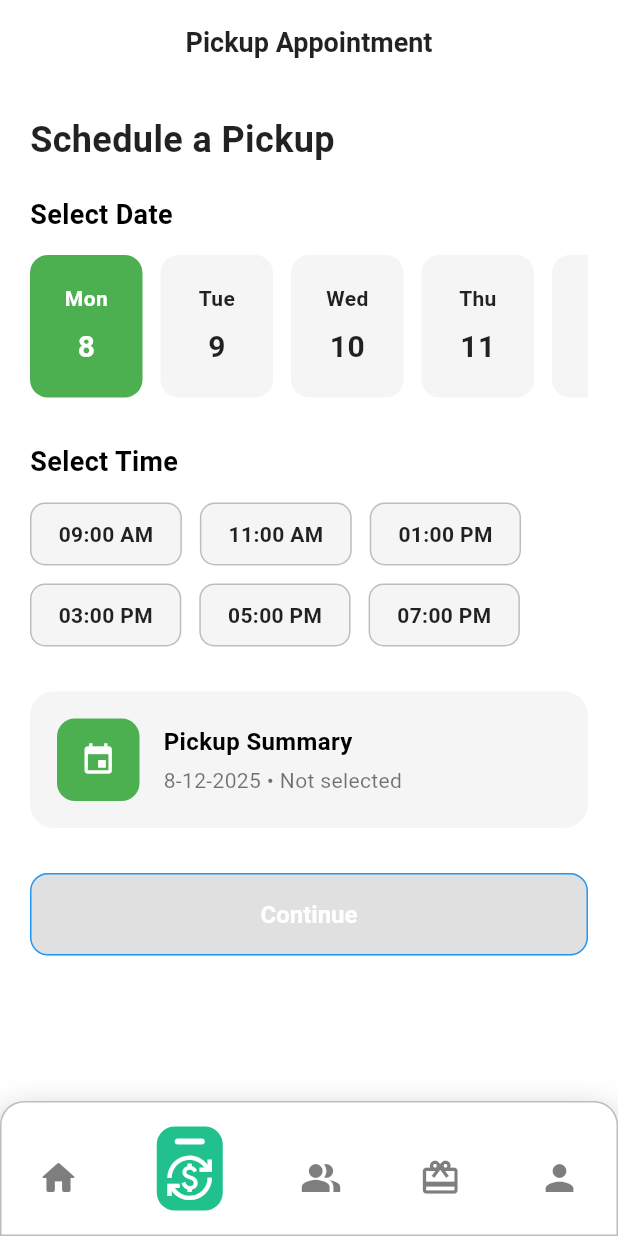
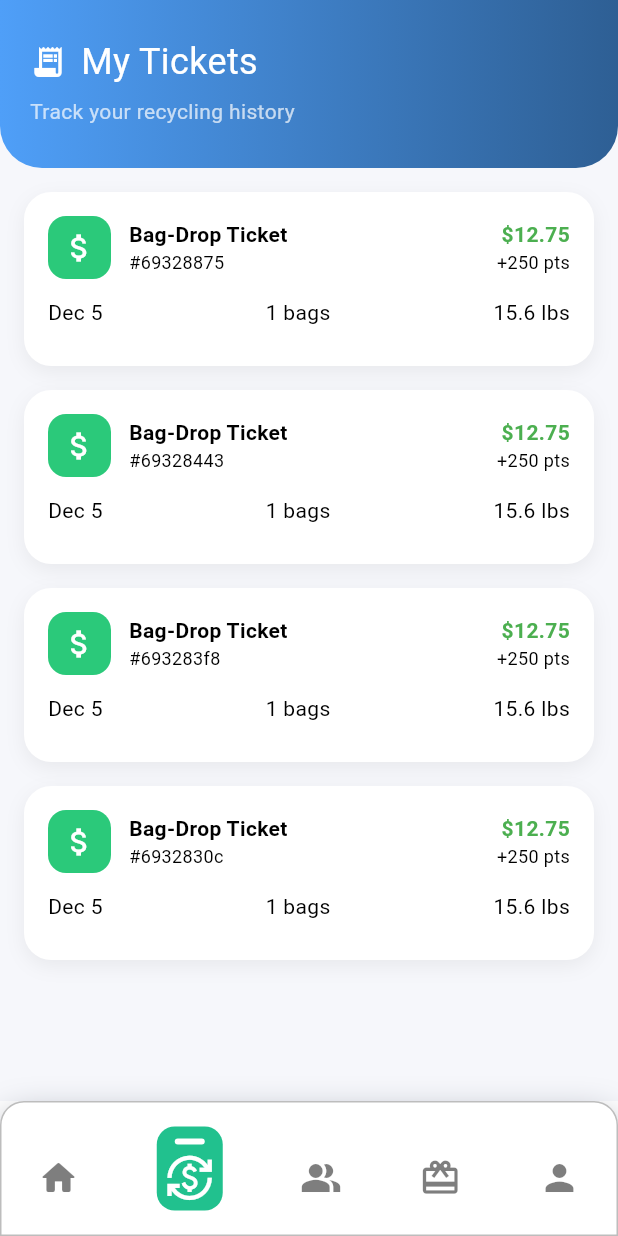
Before and after one commit to renzmar06/CycleIQ_SAAS_Mobile, a Flutter app: the EntryPoint screen opened by its route, item 2 of the bottom bar chosen, on a phone screen of 412 x 824 dp. Run offline on Flutter 3.47's test engine with Material 3 defaults, Android fonts, the phone set to English and light mode, and no system bars; drawn by our look-alikes of overlay_support; our stand-ins replace bloc, connectivity_plus, dartz, dio, equatable, firebase_core and 16 more; missing offline and left inert: mobile_scanner, translator; accounts and stored records are empty; Roboto replaces fonts that are missing (Satoshi).

Commit message:
ticket and others

```diff
--- a/lib/core/di/domain_container.dart
+++ b/lib/core/di/domain_container.dart
@@ -6,6 +6,7 @@ import 'package:cycleiq_saas_mobile/core/network/network_call/domain/repository/
 import 'package:cycleiq_saas_mobile/core/network/network_call/domain/repository/notification_repository.dart';
 import 'package:cycleiq_saas_mobile/core/network/network_call/domain/repository/product_repository.dart';
 import 'package:cycleiq_saas_mobile/core/network/network_call/domain/repository/profile_repository.dart';
+import 'package:cycleiq_saas_mobile/core/network/network_call/domain/repository/tickets_repository.dart';
 import 'package:cycleiq_saas_mobile/core/network/network_call/domain/repository_impl/auth_repository_impl.dart';
 import 'package:cycleiq_saas_mobile/core/network/network_call/domain/repository_impl/bag_details_repository_impl.dart';
 import 'package:cycleiq_saas_mobile/core/network/network_call/domain/repository_impl/bag_drop_limit_repository_impl.dart';
@@ -13,6 +14,7 @@ import 'package:cycleiq_saas_mobile/core/network/network_call/domain/repository_
 import 'package:cycleiq_saas_mobile/core/network/network_call/domain/repository_impl/notification_repository_impl.dart';
 import 'package:cycleiq_saas_mobile/core/network/network_call/domain/repository_impl/product_repository_impl.dart';
 import 'package:cycleiq_saas_mobile/core/network/network_call/domain/repository_impl/profile_repository_impl.dart';
+import 'package:cycleiq_saas_mobile/core/network/network_call/domain/repository_impl/tickets_repository_impl.dart';
 
 Future<void> initDomainDI() async {
   serviceLocator.registerLazySingleton<ProductRepository>(
@@ -71,4 +73,7 @@ Future<void> initDomainDI() async {
       pref: serviceLocator(),
     ),
   );
+  serviceLocator.registerLazySingleton<TicketsRepository>(
+    () => TicketsRepositoryImpl(remoteDataSource: serviceLocator()),
+  );
 }
--- a/lib/core/di/presentation_container.dart
+++ b/lib/core/di/presentation_container.dart
@@ -7,6 +7,7 @@ import 'package:cycleiq_saas_mobile/src/login/bloc/login_bloc.dart';
 import 'package:cycleiq_saas_mobile/src/notification/bloc/notification_bloc.dart';
 import 'package:cycleiq_saas_mobile/src/profile/bloc/profile_bloc.dart';
 import 'package:cycleiq_saas_mobile/src/register/bloc/register_bloc.dart';
+import 'package:cycleiq_saas_mobile/src/tickets/bloc/tickets_bloc.dart';
 
 Future<void> initPresentationDI() async {
   // serviceLocator.registerFactory<ProductCubit>(
@@ -36,4 +37,7 @@ Future<void> initPresentationDI() async {
   serviceLocator.registerFactory<BagDetailsBloc>(
     () => BagDetailsBloc(repository: serviceLocator()),
   );
+  serviceLocator.registerFactory<TicketsBloc>(
+    () => TicketsBloc(repository: serviceLocator()),
+  );
 }
--- a/lib/core/di/remote_container.dart
+++ b/lib/core/di/remote_container.dart
@@ -6,6 +6,7 @@ import 'package:cycleiq_saas_mobile/core/network/network_call/data/data_source/d
 import 'package:cycleiq_saas_mobile/core/network/network_call/data/data_source/notification_remote_data_source.dart';
 import 'package:cycleiq_saas_mobile/core/network/network_call/data/data_source/product_remote_data_source.dart';
 import 'package:cycleiq_saas_mobile/core/network/network_call/data/data_source/profile_remote_data_source.dart';
+import 'package:cycleiq_saas_mobile/core/network/network_call/data/data_source/tickets_remote_data_source.dart';
 import 'package:cycleiq_saas_mobile/core/network/network_call/data/data_source_impl/auth_remote_data_source_impl.dart';
 import 'package:cycleiq_saas_mobile/core/network/network_call/data/data_source_impl/bag_details_remote_data_source_impl.dart';
 import 'package:cycleiq_saas_mobile/core/network/network_call/data/data_source_impl/bag_drop_local_data_source_impl.dart';
@@ -13,6 +14,7 @@ import 'package:cycleiq_saas_mobile/core/network/network_call/data/data_source_i
 import 'package:cycleiq_saas_mobile/core/network/network_call/data/data_source_impl/notification_remote_data_source_impl.dart';
 import 'package:cycleiq_saas_mobile/core/network/network_call/data/data_source_impl/product_remote_data_source_impl.dart';
 import 'package:cycleiq_saas_mobile/core/network/network_call/data/data_source_impl/profile_remote_data_source_impl.dart';
+import 'package:cycleiq_saas_mobile/core/network/network_call/data/data_source_impl/tickets_remote_data_source_impl.dart';
 
 Future<void> initRemoteDI() async {
   serviceLocator.registerLazySingleton<ProductRemoteDataSource>(
@@ -36,4 +38,7 @@ Future<void> initRemoteDI() async {
   serviceLocator.registerLazySingleton<BagDetailsRemoteDataSource>(
     () => BagDetailsRemoteDataSourceImpl(networkClient: serviceLocator()),
   );
+  serviceLocator.registerLazySingleton<TicketsRemoteDataSource>(
+    () => TicketsRemoteDataSourceImpl(networkClient: serviceLocator()),
+  );
 }
--- a/lib/core/network/network_call/api_config.dart
+++ b/lib/core/network/network_call/api_config.dart
@@ -2,10 +2,10 @@
 import 'dart:ui';
 import 'package:translator/translator.dart';
 
-APIEnvironment environment = APIEnvironment.development;
+APIEnvironment environment = APIEnvironment.production;
 
 class ApiConfig {
-  static APIEnvironment environment = APIEnvironment.development;
+  static APIEnvironment environment = APIEnvironment.production;
 
   static String get domain {
     return environment.domain;
@@ -32,6 +32,9 @@ class ApiConfig {
   String uploadImage = "/api/upload";
 
   String get logout => '';
+
+  // tickets
+  String get getTickets => '/api/tickets';
 
   //Qr
   String get getQR => '';
--- /dev/null
+++ b/lib/core/network/network_call/data/data_source/tickets_remote_data_source.dart
@@ -0,0 +1,5 @@
+import 'package:cycleiq_saas_mobile/src/tickets/model/ticket_model.dart';
+
+abstract class TicketsRemoteDataSource {
+  Future<List<TicketModel>> getTickets();
+}
--- /dev/null
+++ b/lib/core/network/network_call/data/data_source_impl/tickets_remote_data_source_impl.dart
@@ -0,0 +1,19 @@
+import 'package:cycleiq_saas_mobile/core/network/network_call/api_config.dart';
+import 'package:cycleiq_saas_mobile/core/network/network_call/data/data_source/tickets_remote_data_source.dart';
+import 'package:cycleiq_saas_mobile/core/network/network_call/network_client.dart';
+import 'package:cycleiq_saas_mobile/src/tickets/model/ticket_model.dart';
+
+class TicketsRemoteDataSourceImpl implements TicketsRemoteDataSource {
+  final NetworkClient networkClient;
+
+  TicketsRemoteDataSourceImpl({required this.networkClient});
+
+  @override
+  Future<List<TicketModel>> getTickets() async {
+    final response = await networkClient.invoke(
+      ApiConfig().getTickets, // your ApiConfig should expose this endpoint
+      RequestType.get,
+    );
+    return response.data;
+  }
+}
--- /dev/null
+++ b/lib/core/network/network_call/domain/repository/tickets_repository.dart
@@ -0,0 +1,5 @@
+import 'package:cycleiq_saas_mobile/src/tickets/model/ticket_model.dart';
+
+abstract class TicketsRepository {
+  Future<List<TicketModel>> fetchTickets();
+}
--- a/lib/core/network/network_call/domain/repository_impl/profile_repository_impl.dart
+++ b/lib/core/network/network_call/domain/repository_impl/profile_repository_impl.dart
@@ -1,3 +1,5 @@
+import 'dart:developer';
+
 import 'package:cycleiq_saas_mobile/core/error/exception.dart';
 import 'package:cycleiq_saas_mobile/core/network/network_call/data/data_source/profile_remote_data_source.dart';
 import 'package:cycleiq_saas_mobile/core/network/network_call/network_info.dart';
@@ -24,6 +26,7 @@ class ProfileRepositoryImpl extends ProfileRepository {
     if (await networkInfo.checkIsConnected()) {
       try {
         final response = await remoteDataSource.fetchProfile();
+        log("jbjfhsbhfbshb$response");
 
         if (response["success"] == false) {
           return Left(
--- /dev/null
+++ b/lib/core/network/network_call/domain/repository_impl/tickets_repository_impl.dart
@@ -0,0 +1,14 @@
+import 'package:cycleiq_saas_mobile/core/network/network_call/data/data_source/tickets_remote_data_source.dart';
+import 'package:cycleiq_saas_mobile/core/network/network_call/domain/repository/tickets_repository.dart';
+import 'package:cycleiq_saas_mobile/src/tickets/model/ticket_model.dart';
+
+class TicketsRepositoryImpl implements TicketsRepository {
+  final TicketsRemoteDataSource remoteDataSource;
+
+  TicketsRepositoryImpl({required this.remoteDataSource});
+
+  @override
+  Future<List<TicketModel>> fetchTickets() {
+    return remoteDataSource.getTickets();
+  }
+}
--- a/lib/main.dart
+++ b/lib/main.dart
@@ -8,9 +8,11 @@ import 'package:cycleiq_saas_mobile/core/utils/constants/colors.dart';
 import 'package:cycleiq_saas_mobile/core/utils/notifcations/localNotification.dart';
 import 'package:cycleiq_saas_mobile/core/utils/size_config.dart';
 import 'package:cycleiq_saas_mobile/core/utils/theme/theme.dart';
+import 'package:cycleiq_saas_mobile/src/tickets/bloc/tickets_bloc.dart';
 // import 'package:firebase_messaging/firebase_messaging.dart';
 import 'package:flutter/material.dart';
 import 'package:flutter/services.dart';
+import 'package:flutter_bloc/flutter_bloc.dart';
 import 'package:flutter_easyloading/flutter_easyloading.dart';
 import 'package:overlay_support/overlay_support.dart';
 import 'package:permission_handler/permission_handler.dart';
@@ -57,17 +59,17 @@ Future<void> main() async {
 
   runApp(
     OverlaySupport.global(
-      // child: MultiBlocProvider(
-      // providers: [
-      //   BlocProvider(
-      //     create: (_) => LoginBloc(authRepository: serviceLocator()),
-      //   ),
-      //   BlocProvider(
-      //     create: (_) => RegisterBloc(authRepository: serviceLocator()),
-      //   ),
-      // ],
-      child: const MyApp(),
-      // ),
+      child: MultiBlocProvider(
+        providers: [
+          BlocProvider(
+            create: (_) => TicketsBloc(repository: serviceLocator()),
+          ),
+          // BlocProvider(
+          //   create: (_) => RegisterBloc(authRepository: serviceLocator()),
+          // ),
+        ],
+        child: const MyApp(),
+      ),
     ),
   );
 }
--- a/lib/src/entryPoint/entry_point.dart
+++ b/lib/src/entryPoint/entry_point.dart
@@ -144,11 +144,11 @@
 //   }
 // }
 
-import 'package:cycleiq_saas_mobile/src/appointment/screen/appointment_screen.dart';
 import 'package:cycleiq_saas_mobile/src/community/screen/community_page.dart';
 import 'package:cycleiq_saas_mobile/src/home/screen/home.dart';
 import 'package:cycleiq_saas_mobile/src/rewards/screen/rewards_screen.dart';
 import 'package:cycleiq_saas_mobile/src/settings/screen/settings_screen.dart';
+import 'package:cycleiq_saas_mobile/src/tickets/screen/my_tickets_screen.dart';
 import 'package:flutter/material.dart';
 import 'package:cycleiq_saas_mobile/src/entryPoint/menu.dart';
 import 'package:cycleiq_saas_mobile/src/entryPoint/btm_nav_item.dart';
@@ -167,7 +167,7 @@ class _EntryPointState extends State<EntryPoint>
 
   final List<Widget> _pages = [
     HomeScreen(),
-    AppointmentScreen(),
+    MyTicketsScreen(),
     CommunityPage(),
     RewardsScreen(),
     SettingsScreen(),
--- a/lib/src/settings/screen/settings_screen.dart
+++ b/lib/src/settings/screen/settings_screen.dart
@@ -30,7 +30,7 @@ class SettingsScreen extends StatelessWidget {
                   SettingsItem(
                     icon: Icons.person_outline,
                     title: "Edit Profile",
-                    onTap: () => AppNav.push(context, "/edit-profile"),
+                    onTap: () => AppNav.push(context, "/profile"),
                   ),
                   SettingsItem(
                     icon: Icons.group_add_outlined,
--- /dev/null
+++ b/lib/src/tickets/bloc/tickets_bloc.dart
@@ -0,0 +1,37 @@
+import 'package:cycleiq_saas_mobile/core/network/network_call/domain/repository/tickets_repository.dart';
+import 'package:flutter_bloc/flutter_bloc.dart';
+import 'tickets_event.dart';
+import 'tickets_state.dart';
+
+class TicketsBloc extends Bloc<TicketsEvent, TicketsState> {
+  final TicketsRepository repository;
+
+  TicketsBloc({required this.repository}) : super(const TicketsState()) {
+    on<LoadTicketsEvent>(_loadTickets);
+    on<RefreshTicketsEvent>(_refreshTickets);
+  }
+
+  Future<void> _loadTickets(
+    LoadTicketsEvent event,
+    Emitter<TicketsState> emit,
+  ) async {
+    emit(state.copyWith(status: TicketsStatus.loading));
+
+    try {
+      final tickets = await repository.fetchTickets();
+      emit(state.copyWith(status: TicketsStatus.success, tickets: tickets));
+    } catch (e) {
+      emit(state.copyWith(status: TicketsStatus.failure, error: e.toString()));
+    }
+  }
+
+  Future<void> _refreshTickets(
+    RefreshTicketsEvent event,
+    Emitter<TicketsState> emit,
+  ) async {
+    try {
+      final tickets = await repository.fetchTickets();
+      emit(state.copyWith(status: TicketsStatus.success, tickets: tickets));
+    } catch (e) {}
+  }
+}
--- /dev/null
+++ b/lib/src/tickets/bloc/tickets_event.dart
@@ -0,0 +1,10 @@
+import 'package:equatable/equatable.dart';
+
+abstract class TicketsEvent extends Equatable {
+  @override
+  List<Object?> get props => [];
+}
+
+class LoadTicketsEvent extends TicketsEvent {}
+
+class RefreshTicketsEvent extends TicketsEvent {}
--- /dev/null
+++ b/lib/src/tickets/bloc/tickets_state.dart
@@ -0,0 +1,31 @@
+import 'package:equatable/equatable.dart';
+import '../model/ticket_model.dart';
+
+enum TicketsStatus { initial, loading, success, failure }
+
+class TicketsState extends Equatable {
+  final TicketsStatus status;
+  final List<TicketModel> tickets;
+  final String? error;
+
+  const TicketsState({
+    this.status = TicketsStatus.initial,
+    this.tickets = const [],
+    this.error,
+  });
+
+  TicketsState copyWith({
+    TicketsStatus? status,
+    List<TicketModel>? tickets,
+    String? error,
+  }) {
+    return TicketsState(
+      status: status ?? this.status,
+      tickets: tickets ?? this.tickets,
+      error: error,
+    );
+  }
+
+  @override
+  List<Object?> get props => [status, tickets, error];
+}
--- /dev/null
+++ b/lib/src/tickets/model/ticket_model.dart
@@ -0,0 +1,31 @@
+class TicketModel {
+  final String id;
+  final String date;
+  final int bagCount;
+  final double weight;
+  final double amount;
+  final int points;
+  final List<String> bonuses;
+
+  TicketModel({
+    required this.id,
+    required this.date,
+    required this.bagCount,
+    required this.weight,
+    required this.amount,
+    required this.points,
+    required this.bonuses,
+  });
+
+  factory TicketModel.fromJson(Map<String, dynamic> json) {
+    return TicketModel(
+      id: json['_id'],
+      date: json['date'],
+      bagCount: json['bagCount'],
+      weight: (json['weight'] as num).toDouble(),
+      amount: (json['amount'] as num).toDouble(),
+      points: json['points'],
+      bonuses: List<String>.from(json['bonuses']),
+    );
+  }
+}
--- /dev/null
+++ b/lib/src/tickets/screen/my_tickets_screen.dart
@@ -0,0 +1,138 @@
+import 'package:cycleiq_saas_mobile/src/tickets/model/ticket_model.dart';
+import 'package:cycleiq_saas_mobile/src/tickets/widget/ticket_card.dart';
+import 'package:flutter/material.dart';
+import 'package:flutter_bloc/flutter_bloc.dart';
+
+import '../bloc/tickets_bloc.dart';
+import '../bloc/tickets_event.dart';
+import '../bloc/tickets_state.dart';
+
+class MyTicketsScreen extends StatelessWidget {
+  const MyTicketsScreen({super.key});
+
+  @override
+  Widget build(BuildContext context) {
+    return const _MyTicketsView();
+  }
+}
+
+class _MyTicketsView extends StatelessWidget {
+  const _MyTicketsView();
+  static List<TicketModel> tickets = [
+    TicketModel(
+      id: "69328875",
+      date: "Dec 5",
+      bagCount: 1,
+      weight: 15.6,
+      amount: 12.75,
+      points: 250,
+      bonuses: [],
+    ),
+    TicketModel(
+      id: "69328443",
+      date: "Dec 5",
+      bagCount: 1,
+      weight: 15.6,
+      amount: 12.75,
+      points: 250,
+      bonuses: [],
+    ),
+    TicketModel(
+      id: "693283f8",
+      date: "Dec 5",
+      bagCount: 1,
+      weight: 15.6,
+      amount: 12.75,
+      points: 250,
+      bonuses: [],
+    ),
+    TicketModel(
+      id: "6932830c",
+      date: "Dec 5",
+      bagCount: 1,
+      weight: 15.6,
+      amount: 12.75,
+      points: 250,
+      bonuses: [],
+    ),
+  ];
+
+  @override
+  Widget build(BuildContext context) {
+    return Scaffold(
+      backgroundColor: const Color(0xFFF6F7FB),
+      body: SafeArea(
+        child: Column(
+          children: [
+            _buildHeader(),
+            Expanded(
+              child: BlocBuilder<TicketsBloc, TicketsState>(
+                builder: (context, state) {
+                  // if (state.status == TicketsStatus.loading) {
+                  //   return const Center(child: CircularProgressIndicator());
+                  // }
+
+                  // if (state.status == TicketsStatus.failure) {
+                  //   return Center(child: Text(state.error ?? "Error"));
+                  // }
+
+                  // if (state.tickets.isEmpty) {
+                  //   return const Center(child: Text("No tickets found"));
+                  // }
+
+                  return RefreshIndicator(
+                    onRefresh: () async {
+                      context.read<TicketsBloc>().add(RefreshTicketsEvent());
+                    },
+                    child: ListView.builder(
+                      padding: const EdgeInsets.all(16),
+                      itemCount: tickets.length,
+                      // itemCount: state.tickets.length,
+                      itemBuilder: (context, index) {
+                        return TicketCard(ticket: tickets[index]);
+                        // return TicketCard(ticket: state.tickets[index]);
+                      },
+                    ),
+                  );
+                },
+              ),
+            ),
+          ],
+        ),
+      ),
+    );
+  }
+
+  Widget _buildHeader() {
+    return Container(
+      width: double.infinity,
+      padding: const EdgeInsets.fromLTRB(20, 24, 20, 28),
+      decoration: const BoxDecoration(
+        gradient: LinearGradient(
+          colors: [Color(0xFF4F9FF8), Color(0xFF2E5F94)],
+        ),
+        borderRadius: BorderRadius.vertical(bottom: Radius.circular(28)),
+      ),
+      child: const Column(
+        crossAxisAlignment: CrossAxisAlignment.start,
+        children: [
+          Row(
+            children: [
+              Icon(Icons.receipt_long, color: Colors.white),
+              SizedBox(width: 10),
+              Text(
+                "My Tickets",
+                style: TextStyle(color: Colors.white, fontSize: 24),
+              ),
+            ],
+          ),
+          SizedBox(height: 6),
+          Text(
+            "Track your recycling history",
+            style: TextStyle(color: Colors.white70),
+          ),
+        ],
+      ),
+    );
+  }
+}
--- /dev/null
+++ b/lib/src/tickets/widget/ticket_card.dart
@@ -0,0 +1,87 @@
+import 'package:cycleiq_saas_mobile/src/tickets/model/ticket_model.dart';
+import 'package:flutter/material.dart';
+
+class TicketCard extends StatelessWidget {
+  final TicketModel ticket;
+
+  const TicketCard({super.key, required this.ticket});
+
+  @override
+  Widget build(BuildContext context) {
+    return Container(
+      margin: const EdgeInsets.only(bottom: 16),
+      padding: const EdgeInsets.all(16),
+      decoration: BoxDecoration(
+        color: Colors.white,
+        borderRadius: BorderRadius.circular(18),
+        boxShadow: [
+          BoxShadow(
+            color: Colors.black.withOpacity(0.06),
+            blurRadius: 10,
+            offset: const Offset(0, 4),
+          ),
+        ],
+      ),
+      child: Column(
+        children: [
+          Row(
+            children: [
+              Container(
+                width: 42,
+                height: 42,
+                decoration: BoxDecoration(
+                  color: const Color(0xFF2BC97A),
+                  borderRadius: BorderRadius.circular(12),
+                ),
+                child: const Icon(Icons.attach_money, color: Colors.white),
+              ),
+              const SizedBox(width: 12),
+              Expanded(
+                child: Column(
+                  crossAxisAlignment: CrossAxisAlignment.start,
+                  children: [
+                    const Text(
+                      "Bag-Drop Ticket",
+                      style: TextStyle(fontWeight: FontWeight.bold),
+                    ),
+                    Text("#${ticket.id}", style: const TextStyle(fontSize: 12)),
+                  ],
+                ),
+              ),
+              Column(
+                crossAxisAlignment: CrossAxisAlignment.end,
+                children: [
+                  Text(
+                    "\$${ticket.amount}",
+                    style: const TextStyle(
+                      color: Colors.green,
+                      fontWeight: FontWeight.bold,
+                    ),
+                  ),
+                  Text(
+                    "+${ticket.points} pts",
+                    style: const TextStyle(fontSize: 12),
+                  ),
+                ],
+              ),
+            ],
+          ),
+          const SizedBox(height: 12),
+          Row(
+            mainAxisAlignment: MainAxisAlignment.spaceBetween,
+            children: [
+              Text(ticket.date),
+              Text("${ticket.bagCount} bags"),
+              Text("${ticket.weight} lbs"),
+            ],
+          ),
+          const SizedBox(height: 10),
+          Wrap(
+            spacing: 8,
+            children: ticket.bonuses.map((e) => Chip(label: Text(e))).toList(),
+          ),
+        ],
+      ),
+    );
+  }
+}
```
